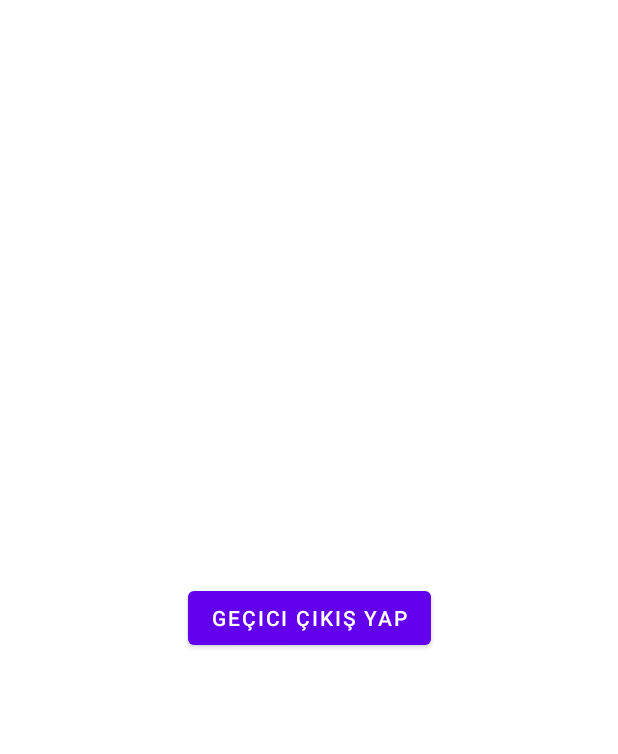
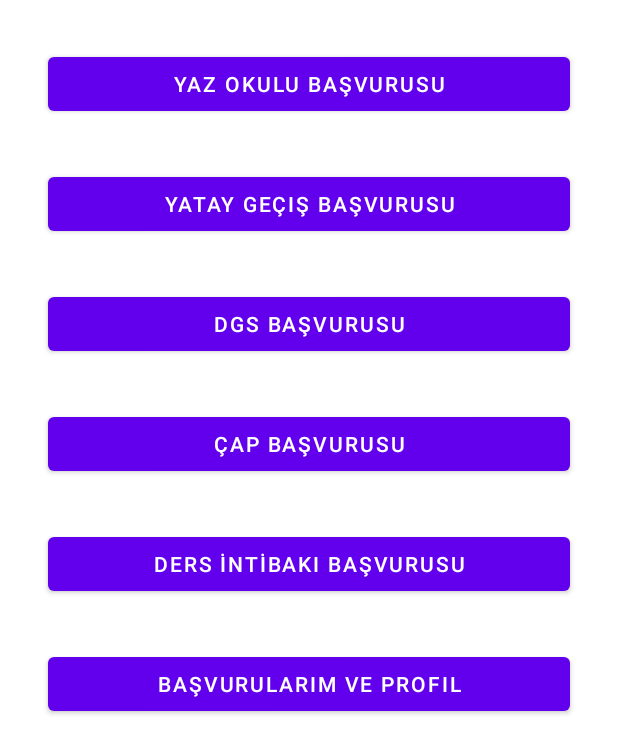
Before and after one commit to muhammeteminbaytar/KOUos, an Android app: the CatacoriesScreen screen opened directly, with no data from a screen before it, on a phone screen of 412 x 824 dp. Shown: the top 754 px of the screen. Run offline under Robolectric (Android 15) with nearby library versions, the phone set to English and light mode, and no system bars; our stand-ins replace Firebase (no records; nobody signed in at launch, a user with empty details on screens opened directly); Roboto replaces fonts that are not available here.

Commit message:
Added CatacoriesScreen design

```diff
--- a/app/src/main/AndroidManifest.xml
+++ b/app/src/main/AndroidManifest.xml
@@ -11,7 +11,8 @@
         android:roundIcon="@mipmap/ic_launcher_round"
         android:supportsRtl="true"
         android:theme="@style/Theme.KOUos">
-        <activity android:name=".view.ForgotPassScreen"></activity>
+        <activity android:name=".catacories.BasvuruYazOkulu"></activity>
+        <activity android:name=".view.ForgotPassScreen" />
         <activity
             android:name=".view.CatacoriesScreen"
             android:screenOrientation="portrait" />
--- a/app/src/main/java/com/muhammetbaytar/kouos/view/CatacoriesScreen.kt
+++ b/app/src/main/java/com/muhammetbaytar/kouos/view/CatacoriesScreen.kt
@@ -7,6 +7,7 @@ import com.google.firebase.auth.FirebaseAuth
 import com.google.firebase.auth.ktx.auth
 import com.google.firebase.ktx.Firebase
 import com.muhammetbaytar.kouos.R
+import com.muhammetbaytar.kouos.catacories.BasvuruYazOkulu
 import com.muhammetbaytar.kouos.databinding.ActivityCatacoriesScreenBinding
 import com.muhammetbaytar.kouos.databinding.ActivityRegisterScreenBinding
 
@@ -23,12 +24,19 @@ class CatacoriesScreen : AppCompatActivity() {
         setContentView(view)
         supportActionBar?.hide()
 
+        binding.btnYazOkulu.setOnClickListener {
+            var intent=Intent(this,BasvuruYazOkulu::class.java)
+            startActivity(intent)
+        }
+
+        /*
+        hesaptan çıkış kodu
         binding.button.setOnClickListener {
             auth= Firebase.auth
             auth.signOut()
             var intent= Intent(this,LoginScreen::class.java)
             startActivity(intent)
             finish()
-        }
+        }*/
     }
 }
--- a/app/src/main/java/com/muhammetbaytar/kouos/view/LoginScreen.kt
+++ b/app/src/main/java/com/muhammetbaytar/kouos/view/LoginScreen.kt
@@ -1,5 +1,7 @@
 package com.muhammetbaytar.kouos.view
 
+import android.app.Activity
+import android.app.Dialog
 import android.content.Intent
 import android.os.Bundle
 import android.view.LayoutInflater
@@ -24,7 +26,7 @@ class LoginScreen : AppCompatActivity() {
         supportActionBar?.hide()
         auth = Firebase.auth
         binding.txtRegister.setOnClickListener {
-            val intent = Intent(this, RegisterScreen::class.java)
+        val intent = Intent(this, RegisterScreen::class.java)
             startActivity(intent)
         }
 
--- a/app/src/main/res/layout/activity_catacories_screen.xml
+++ b/app/src/main/res/layout/activity_catacories_screen.xml
@@ -7,12 +7,74 @@
     tools:context=".view.CatacoriesScreen">
 
     <Button
-        android:id="@+id/button"
-        android:layout_width="wrap_content"
+        android:id="@+id/btn_yaz_okulu"
+        android:layout_width="0dp"
         android:layout_height="wrap_content"
-        android:text="Geçici Çıkış Yap"
-        app:layout_constraintBottom_toBottomOf="parent"
+        android:layout_marginStart="32dp"
+        android:layout_marginTop="32dp"
+        android:layout_marginEnd="32dp"
+        android:text="Yaz Okulu Başvurusu"
         app:layout_constraintEnd_toEndOf="parent"
         app:layout_constraintStart_toStartOf="parent"
         app:layout_constraintTop_toTopOf="parent" />
+
+    <Button
+        android:id="@+id/btn_yatay_gecis"
+        android:layout_width="0dp"
+        android:layout_height="wrap_content"
+        android:layout_marginStart="32dp"
+        android:layout_marginTop="32dp"
+        android:layout_marginEnd="32dp"
+        android:text="Yatay Geçiş Başvurusu"
+        app:layout_constraintEnd_toEndOf="parent"
+        app:layout_constraintStart_toStartOf="parent"
+        app:layout_constraintTop_toBottomOf="@+id/btn_yaz_okulu" />
+
+    <Button
+        android:id="@+id/btn_dgs"
+        android:layout_width="0dp"
+        android:layout_height="wrap_content"
+        android:layout_marginStart="32dp"
+        android:layout_marginTop="32dp"
+        android:layout_marginEnd="32dp"
+        android:text="DGS BAŞVURUSU"
+        app:layout_constraintEnd_toEndOf="parent"
+        app:layout_constraintStart_toStartOf="parent"
+        app:layout_constraintTop_toBottomOf="@+id/btn_yatay_gecis" />
+
+    <Button
+        android:id="@+id/btn_cap"
+        android:layout_width="0dp"
+        android:layout_height="wrap_content"
+        android:layout_marginStart="32dp"
+        android:layout_marginTop="32dp"
+        android:layout_marginEnd="32dp"
+        android:text="ÇAP BAŞVURUSU"
+        app:layout_constraintEnd_toEndOf="parent"
+        app:layout_constraintStart_toStartOf="parent"
+        app:layout_constraintTop_toBottomOf="@+id/btn_dgs" />
+
+    <Button
+        android:id="@+id/btn_ders_intibak"
+        android:layout_width="0dp"
+        android:layout_height="wrap_content"
+        android:layout_marginStart="32dp"
+        android:layout_marginTop="32dp"
+        android:layout_marginEnd="32dp"
+        android:text="DERS İNTİBAKI BAŞVURUSU"
+        app:layout_constraintEnd_toEndOf="parent"
+        app:layout_constraintStart_toStartOf="parent"
+        app:layout_constraintTop_toBottomOf="@+id/btn_cap" />
+
+    <Button
+        android:id="@+id/btn_basvurularim"
+        android:layout_width="0dp"
+        android:layout_height="wrap_content"
+        android:layout_marginStart="32dp"
+        android:layout_marginTop="32dp"
+        android:layout_marginEnd="32dp"
+        android:text="Başvurularım ve Profil"
+        app:layout_constraintEnd_toEndOf="parent"
+        app:layout_constraintStart_toStartOf="parent"
+        app:layout_constraintTop_toBottomOf="@+id/btn_ders_intibak" />
 </androidx.constraintlayout.widget.ConstraintLayout>
--- a/app/src/main/res/layout/activity_register_screen.xml
+++ b/app/src/main/res/layout/activity_register_screen.xml
@@ -39,7 +39,7 @@
                 android:id="@+id/btn_register"
                 android:layout_width="wrap_content"
                 android:layout_height="wrap_content"
-                android:layout_marginTop="8dp"
+                android:layout_marginTop="4dp"
                 android:text="Kayıt Ol"
                 app:layout_constraintEnd_toEndOf="parent"
                 app:layout_constraintStart_toStartOf="parent"
```
Also changed, not shown: app/src/main/java/com/muhammetbaytar/kouos/catacories/BasvuruYazOkulu.kt (added, +14 -0 lines), app/src/main/java/com/muhammetbaytar/kouos/view/RegisterScreen.kt (+13 -7 lines), app/src/main/res/layout/activity_basvuru__yaz_okulu.xml (added, +9 -0 lines), app/src/main/res/layout/activity_forgot_pass_screen.xml (+15 -1 lines).
